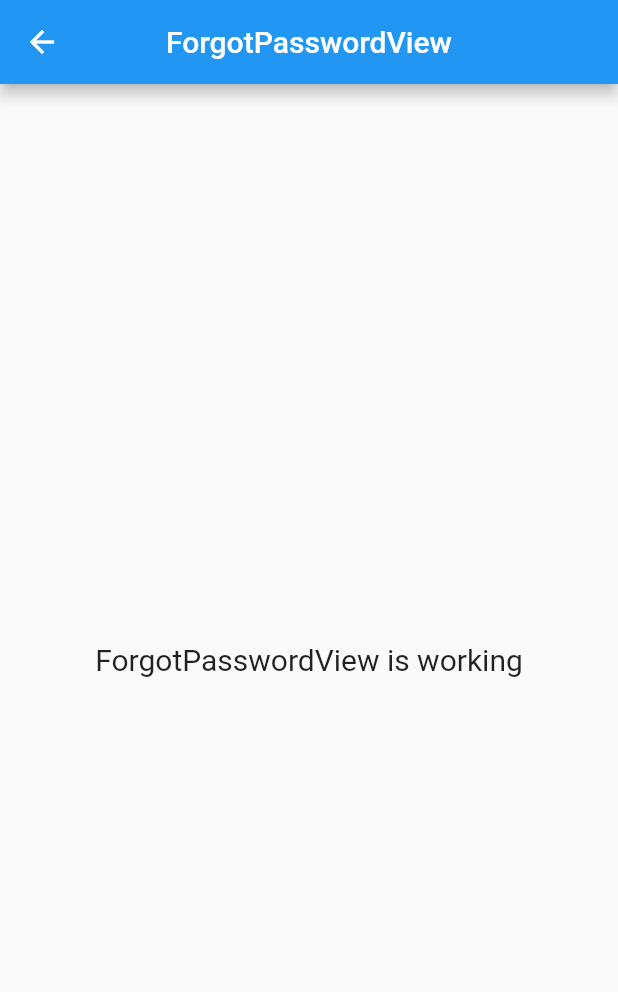
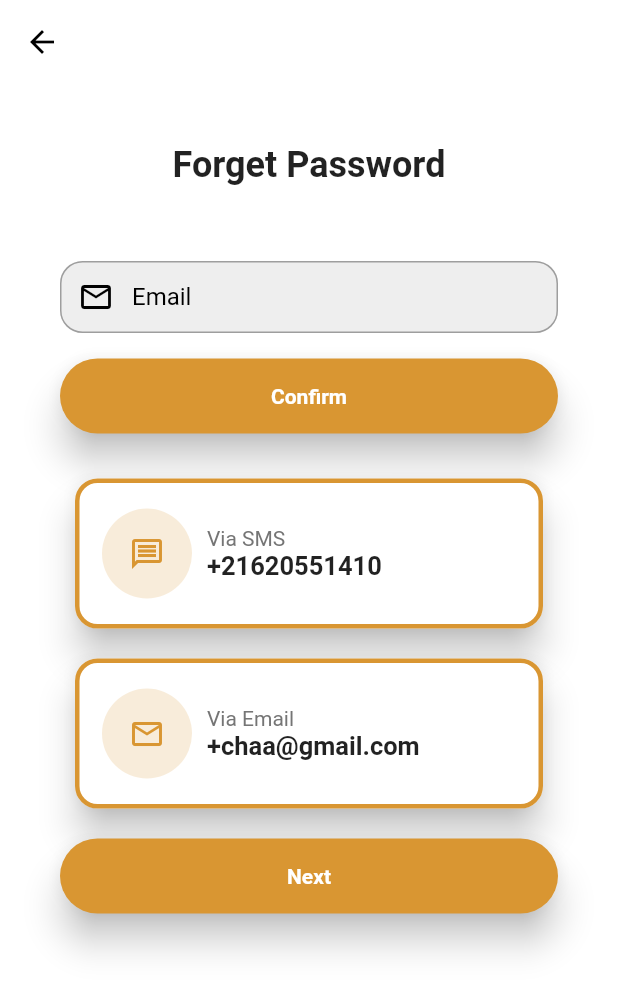
Before and after one commit to Gassem-ilhem/flutter-app, a Flutter app: the ForgotPasswordView screen opened directly, on a phone screen of 412 x 824 dp. Shown: the top 992 px of the screen. Run offline on Flutter 3.47's test engine with Material 2 defaults, Android fonts, the phone set to English and light mode, and no system bars; our stand-ins replace firebase_core, get, pin_code_fields, timer_count_down; accounts and stored records are empty.

Commit message:
forgot_password

```diff
--- /dev/null
+++ b/lib/app/components/button.dart
@@ -0,0 +1,27 @@
+import 'package:flutter/material.dart';
+
+class forget_pw_button extends StatelessWidget {
+  final String text;
+ final Function() ontap;
+  const forget_pw_button({
+    super.key, required this.text, required this.ontap,
+  });
+
+  @override
+  Widget build(BuildContext context) {
+    return ElevatedButton(
+      style: ElevatedButton.styleFrom(
+        elevation: 10,
+        backgroundColor: const Color(0xFFD99632),
+        minimumSize: const Size.fromHeight(50),
+        shape: RoundedRectangleBorder(
+              borderRadius: BorderRadius.circular(25),
+
+            ) ,
+      ),
+      onPressed: ontap,
+       child:  Text(text, style: TextStyle(
+            color: Colors.white, fontWeight: FontWeight.bold,
+          ),),);
+  }
+}
--- /dev/null
+++ b/lib/app/components/card.dart
@@ -0,0 +1,69 @@
+import 'package:flutter/material.dart';
+
+class forget_pw_card extends StatelessWidget {
+
+   final bool isEmail;
+  final String info;
+   const forget_pw_card({
+    super.key,  required this.isEmail, required this.info,
+  });
+
+  @override
+  Widget build(BuildContext context) {
+    return Card(
+      margin: const EdgeInsets.all(10),
+
+      shape: RoundedRectangleBorder(
+        borderRadius: BorderRadius.circular(15),
+        side: const BorderSide(
+          color:  Color(0xFFD99632),
+          width: 3,
+        ),
+      ),
+      color: Colors.white,
+      elevation: 10,
+      child: Padding(
+        padding: const EdgeInsets.only(left:8.0),
+        child: SizedBox(
+
+          height: 100,
+          width: double.infinity,
+          child: Padding(padding: const EdgeInsets.all(10),
+          child: Row(
+            children: [
+              CircleAvatar(
+                radius: 30,
+                backgroundColor: Color.fromRGBO(217, 150, 50, 0.182),
+                child:
+                isEmail? Icon(Icons.mail_outline, color: const Color(0xFFD99632),)
+                : Icon(Icons.message_outlined,color: const Color(0xFFD99632),)
+                // Icon(Icons.mail_outline, color: const Color(0xFFD99632),),
+              ),
+              const SizedBox(
+                width: 10,
+              ),
+              Column(
+                mainAxisAlignment: MainAxisAlignment.center,
+                crossAxisAlignment: CrossAxisAlignment.start,
+
+                children: [
+                  Text(isEmail? 'Via Email': 'Via SMS', style: TextStyle(
+                    color: Colors.grey[600],
+                    fontSize: 14,
+
+                  ),),
+
+                  Text('$info', style: TextStyle(
+                    fontWeight: FontWeight.bold,
+                    fontSize: 17,
+                  ),),
+                ],
+              ),
+            ],
+          ),
+          ),
+        ),
+      ),
+    );
+  }
+}
--- /dev/null
+++ b/lib/app/modules/authentification/views/Forget Password/forgot_password_view.dart
@@ -0,0 +1,41 @@
+import 'package:flutter/material.dart';
+
+import 'package:get/get.dart';
+
+
+import '../../controllers/authentification_controller.dart';
+import 'forgot_pw_page1.dart';
+import 'forgot_pw_page2.dart';
+import 'forgot_pw_page3.dart';
+
+class ForgotPasswordView extends GetView<AuthentificationController> {
+
+  const ForgotPasswordView({Key? key}) : super(key: key);
+  @override
+  Widget build(BuildContext context) {
+    final controller = PageController(initialPage: 0);
+    return Scaffold(
+      backgroundColor: Colors.white,
+      appBar: AppBar(
+        elevation: 0,
+        leading:  BackButton(
+          onPressed: () {
+
+           controller.previousPage(duration: Duration(milliseconds: 5), curve: Curves.bounceIn);
+          },
+          color: Colors.black,
+        ),
+        backgroundColor: Colors.white,
+      ),
+      body: PageView(
+        physics: NeverScrollableScrollPhysics(),
+
+        controller: controller,
+        children: [firstPage(controller: controller),
+        secondPage(controller: controller,),
+        thirdPage(controller: controller,),
+        ],
+      ),
+    );
+  }
+}
--- /dev/null
+++ b/lib/app/modules/authentification/views/Forget Password/forgot_pw_page1.dart
@@ -0,0 +1,99 @@
+import 'package:flutter/material.dart';
+
+import '../../../../components/button.dart';
+import '../../../../components/card.dart';
+
+class firstPage extends StatelessWidget {
+  const firstPage({
+    super.key,
+    required this.controller,
+  });
+
+  final PageController controller;
+
+  @override
+  Widget build(BuildContext context) {
+    return Padding(
+      padding: const EdgeInsets.all(40),
+      child: SingleChildScrollView(
+        child: Column(
+          crossAxisAlignment: CrossAxisAlignment.center,
+          mainAxisAlignment: MainAxisAlignment.center,
+          children: [
+            const Text('Forget Password', style: TextStyle(
+              fontWeight: FontWeight.bold,
+              fontSize: 24,
+            ),),
+            const SizedBox(
+              height: 50,
+            ),
+            SizedBox(
+              height: 50,
+              child: TextField(
+
+                decoration: InputDecoration(
+                  contentPadding: const EdgeInsets.all(10),
+                  prefixIcon: const Icon(Icons.mail_outline),
+                  hintText: 'Email',
+                  hintStyle: const TextStyle(
+
+                    color: Colors.black,
+                    fontSize: 16,
+                  ),
+                  iconColor: Colors.black,
+                  prefixIconColor: Colors.black,
+                    fillColor: Colors.grey.shade200,
+        filled: true,
+
+                enabledBorder: OutlineInputBorder(
+
+                  borderRadius: BorderRadius.circular(15),
+                  borderSide: const BorderSide(
+                    color: Colors.grey,
+                    width: 1.0,
+                  ),
+                ),
+                focusedBorder: OutlineInputBorder(
+                  borderRadius: BorderRadius.circular(15),
+                  borderSide: const BorderSide(
+                    color: Colors.grey,
+                    width: 1.0,
+                  ),
+                )
+
+              ),
+              ),
+            ),
+            const SizedBox(
+              height: 15,
+            ),
+            forget_pw_button(text: 'Confirm', ontap: () => controller.nextPage(duration: Duration(milliseconds: 50), curve: Curves.bounceIn) ,),
+                  const SizedBox(
+                    height: 20,
+                  ),
+                  forget_pw_card(
+                    isEmail: false,
+                    info: '+21620551410',
+                  ),
+                 // const SizedBox(
+                   // height: 10,
+                  //),
+                  forget_pw_card(
+                    isEmail: true,
+                    info: '+chaa@gmail.com',
+                  ),
+                  const SizedBox(
+                    height: 10,
+                  ),
+                  forget_pw_button(text: 'Next', ontap: () => controller.nextPage(duration: Duration(milliseconds: 50), curve: Curves.bounceIn) ,),
+
+
+
+          ],
+        ),
+      ),
+    );
+  }
+
+
+}
--- a/lib/app/modules/authentification/views/forgot_password_view.dart
+++ /dev/null
@@ -1,24 +0,0 @@
-import 'package:flutter/material.dart';
-
-import 'package:get/get.dart';
-
-import '../controllers/authentification_controller.dart';
-
-class ForgotPasswordView extends GetView<AuthentificationController> {
-  const ForgotPasswordView({Key? key}) : super(key: key);
-  @override
-  Widget build(BuildContext context) {
-    return Scaffold(
-      appBar: AppBar(
-        title: const Text('ForgotPasswordView'),
-        centerTitle: true,
-      ),
-      body: const Center(
-        child: Text(
-          'ForgotPasswordView is working',
-          style: TextStyle(fontSize: 20),
-        ),
-      ),
-    );
-  }
-}
--- a/pubspec.yaml
+++ b/pubspec.yaml
@@ -11,6 +11,10 @@ dependencies:
   flutter:
     sdk: flutter
   firebase_core: ^2.15.0
+  flutter_svg: ^2.0.7
+  pin_code_fields: ^8.0.1
+  timer_count_down: ^2.2.2
+
 
 dev_dependencies:
   flutter_lints: ^2.0.0
@@ -19,3 +23,5 @@ dev_dependencies:
 
 flutter:
   uses-material-design: true
+  assets:
+    - assets/images/forgotPassword.png
```
Also changed, not shown: lib/app/modules/authentification/views/Forget Password/forgot_pw_page2.dart (added, +117 -0 lines), lib/app/modules/authentification/views/Forget Password/forgot_pw_page3.dart (added, +114 -0 lines), lib/app/modules/home/views/home_view.dart (+3 -5 lines), assets/images/forgotPassword.png (added), pubspec.lock.
